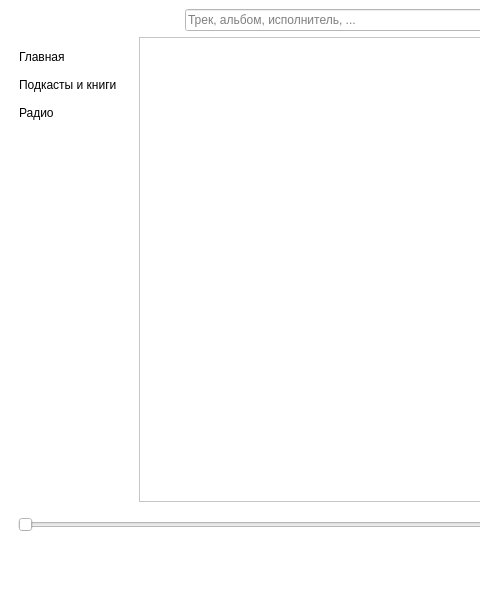
Above: mainwindow.ui from pamugk/yandex-music-qt before the change; both pictures show x 0 to 480 and y 0 to 600 of the 800 by 600 pixel window. Below: the same form after it.
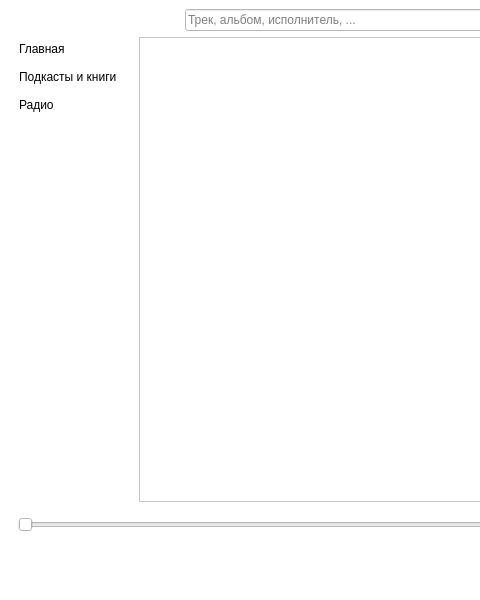
That is the form after the change. Icons and pictures are not drawn.

Commit message:
UI - navbar component
- implemented navbar toggling,
- implemented nav item highlighting on page change

```diff
--- a/mainwindow.ui
+++ b/mainwindow.ui
@@ -87,8 +87,17 @@
 	text-align: left;
 }
 
+QPushButton[active=true] {
+	color: rgb(255, 204, 0);
+}
+
 QPushButton:hover {
-	color: rgb(255, 204, 0)
+	color: rgb(255, 204, 0);
+}
+
+QPushButton:checked {
+	background-color: white;
+	border: none;
 }</string>
       </property>
       <layout class="QVBoxLayout" name="navbarLayout">
@@ -105,10 +114,10 @@
            <normaloff>:/icons/svgs/solid/bars.svg</normaloff>:/icons/svgs/solid/bars.svg</iconset>
          </property>
          <property name="checkable">
-          <bool>false</bool>
+          <bool>true</bool>
          </property>
          <property name="checked">
-          <bool>false</bool>
+          <bool>true</bool>
          </property>
          <property name="flat">
           <bool>true</bool>
```
Left out of the diff: 3 changed lines with no effect on the pictures. The commit also changes 3 other files.
